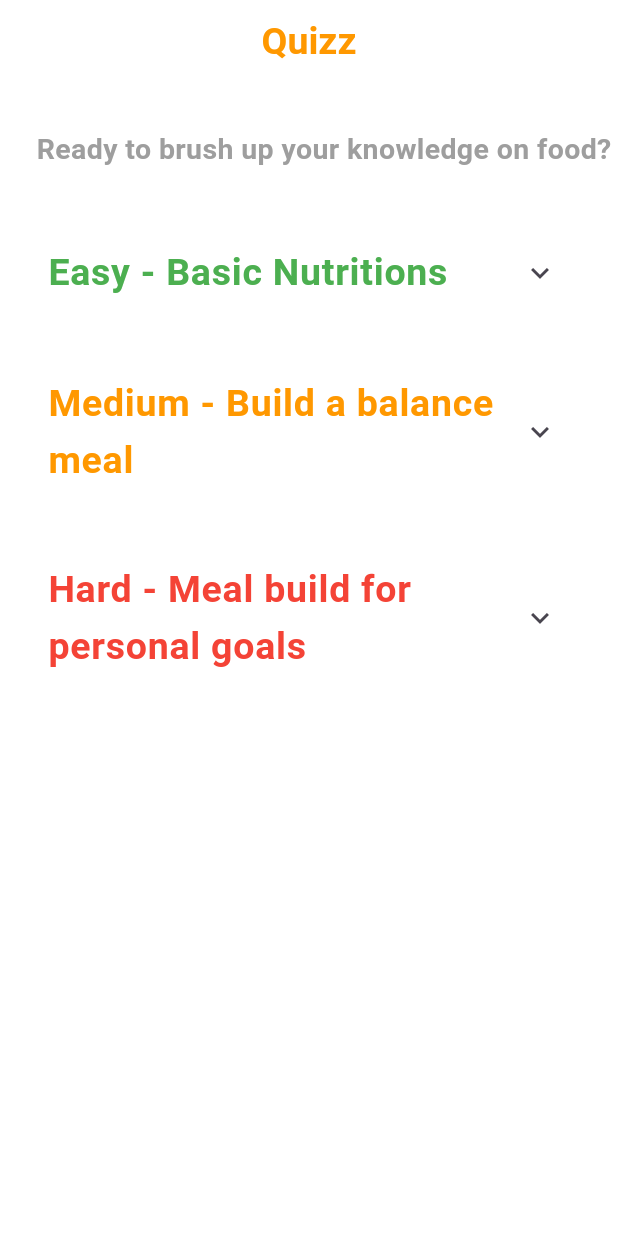
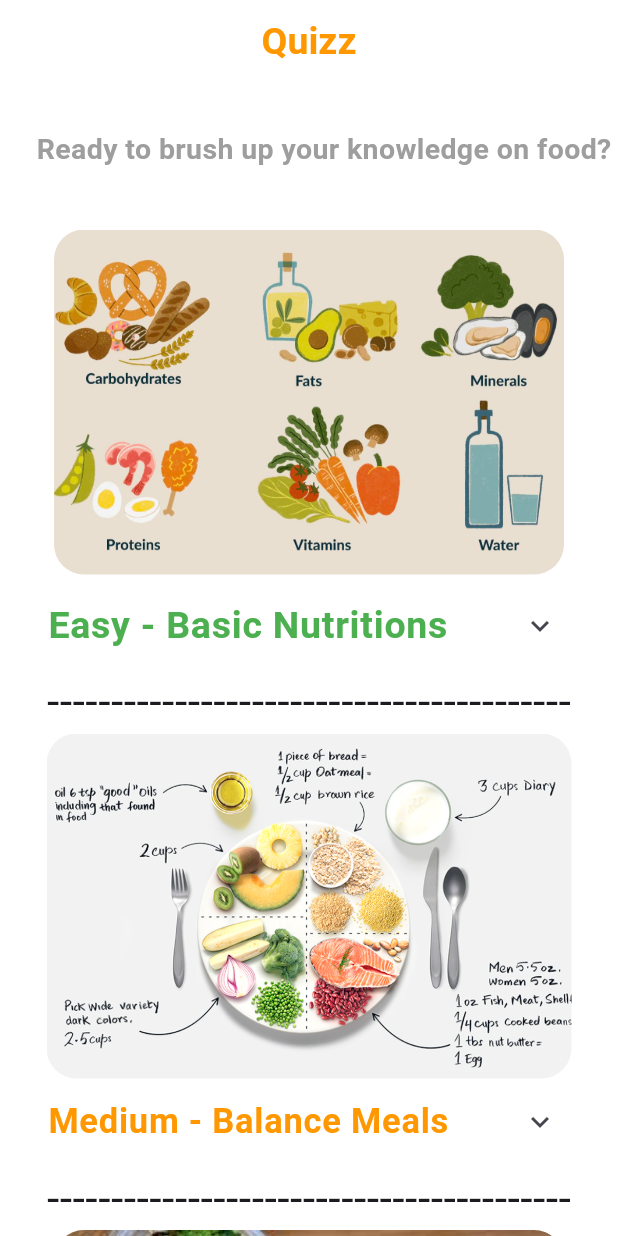
Before and after one commit to qu-ngx/DeFat, a Flutter app: the QuizzPage screen opened directly, on a phone screen of 412 x 824 dp. Run offline on Flutter 3.47's test engine with Material 3 defaults, Android fonts, the phone set to English and light mode, and no system bars; our stand-ins replace cloud_firestore, curved_navigation_bar, firebase_auth, firebase_core, firebase_storage, image_picker and 3 more; missing offline and left inert: tflite_flutter; accounts and stored records are empty.

Commit message:
brushed up quiz page

```diff
--- a/lib/pages/quizz/quizz_page.dart
+++ b/lib/pages/quizz/quizz_page.dart
@@ -30,12 +30,12 @@ class _QuizzPageState extends State<QuizzPage> {
       body: SingleChildScrollView(
         child: Container(
           alignment: Alignment.center,
-          child: const Column(
+          child: Column(
             children: [
-              SizedBox(
+              const SizedBox(
                 height: 30,
               ),
-              Padding(
+              const Padding(
                 padding: EdgeInsets.only(left: 20),
                 child: Text(
                   "Ready to brush up your knowledge on food?",
@@ -45,16 +45,29 @@ class _QuizzPageState extends State<QuizzPage> {
                       fontWeight: FontWeight.bold),
                 ),
               ),
-              SizedBox(
+              const SizedBox(
                 height: 40,
               ),
-              // First box for the first question
               Padding(
-                padding: EdgeInsets.only(left: 16, right: 16),
+                padding: const EdgeInsets.only(left: 16, right: 16),
                 child: Column(
                   mainAxisAlignment: MainAxisAlignment.spaceEvenly,
                   children: [
-                    ExpansionTile(
+                    Container(
+                      width: 340,
+                      height: 230,
+                      decoration: BoxDecoration(
+                        shape: BoxShape.rectangle,
+                        borderRadius: BorderRadius.circular(20),
+                        image: const DecorationImage(
+                            image: AssetImage("assets/images/dict_1.jpeg"),
+                            fit: BoxFit.cover),
+                      ),
+                    ),
+                    const SizedBox(
+                      height: 5,
+                    ),
+                    const ExpansionTile(
                       title: Text(
                         "Easy - Basic Nutritions",
                         style: TextStyle(
@@ -93,15 +106,27 @@ class _QuizzPageState extends State<QuizzPage> {
                         ),
                       ],
                     ),
-                    SizedBox(
-                      height: 30,
+                    const Text(
+                      "-----------------------------------------",
+                      style: TextStyle(fontSize: 30),
                     ),
-                    ExpansionTile(
+                    Container(
+                      width: 350,
+                      height: 230,
+                      decoration: BoxDecoration(
+                        shape: BoxShape.rectangle,
+                        borderRadius: BorderRadius.circular(20),
+                        image: const DecorationImage(
+                            image: AssetImage("assets/images/dict_2.jpeg"),
+                            fit: BoxFit.cover),
+                      ),
+                    ),
+                    const ExpansionTile(
                       title: Text(
-                        "Medium - Build a balance meal",
+                        "Medium - Balance Meals",
                         style: TextStyle(
                             color: Colors.orange,
-                            fontSize: 25,
+                            fontSize: 23,
                             fontWeight: FontWeight.bold),
                       ),
                       children: [
@@ -111,15 +136,27 @@ class _QuizzPageState extends State<QuizzPage> {
                         ),
                       ],
                     ),
-                    SizedBox(
-                      height: 30,
+                    const Text(
+                      "-----------------------------------------",
+                      style: TextStyle(fontSize: 30),
                     ),
-                    ExpansionTile(
+                    Container(
+                      width: 340,
+                      height: 230,
+                      decoration: BoxDecoration(
+                        shape: BoxShape.rectangle,
+                        borderRadius: BorderRadius.circular(20),
+                        image: const DecorationImage(
+                            image: AssetImage("assets/images/dict_3.jpeg"),
+                            fit: BoxFit.cover),
+                      ),
+                    ),
+                    const ExpansionTile(
                       title: Text(
-                        "Hard - Meal build for personal goals",
+                        "Hard - Meals For Personal Goals",
                         style: TextStyle(
                             color: Colors.red,
-                            fontSize: 25,
+                            fontSize: 23,
                             fontWeight: FontWeight.bold),
                       ),
                       children: [
```
Also changed, not shown: assets/images/dict3.jpeg (added), assets/images/dict_1.jpeg (added), assets/images/dict_2.jpeg (added), assets/images/dict_3.jpeg (added), assets/logo/gdsc-logo.jpeg (renamed from assets/icons/gdsc-logo.jpeg).
